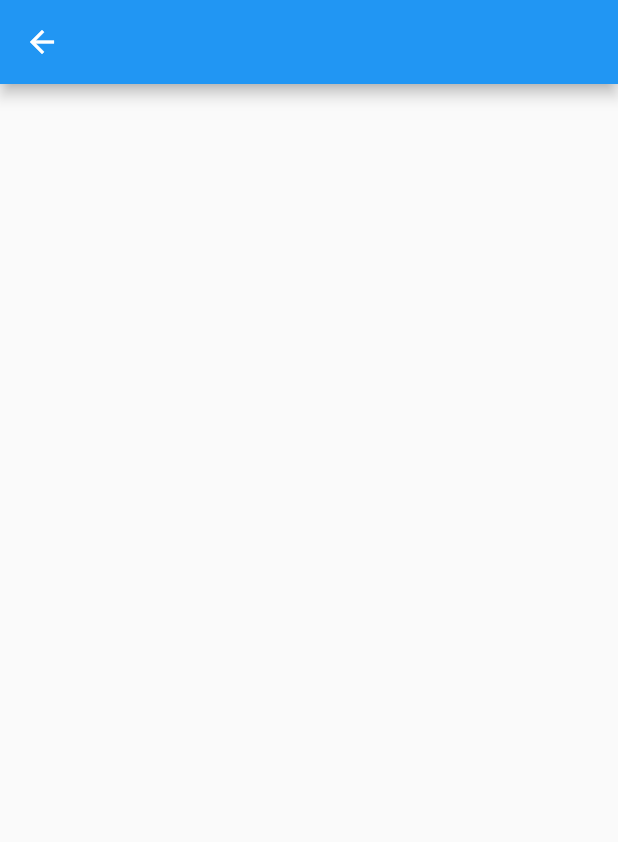
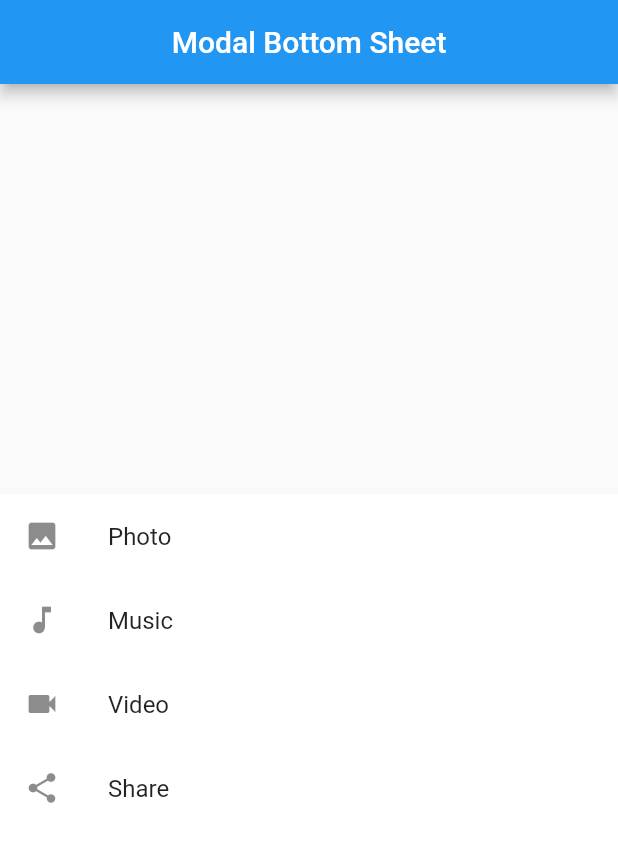
Before and after one commit to dagmawi202/Flutter_draggablescrollsheet, a Flutter app: the screen it shows after launch, after a tap on "Open Only", on a phone screen of 412 x 824 dp. Shown: the top 842 px of the screen. Run offline on Flutter 3.47's test engine with Material 2 defaults, Android fonts, the phone set to English and light mode, and no system bars.

Commit message:
Separate Impl of draggable scrollable and show modal forms

```diff
--- a/lib/comment_sheet.dart
+++ b/lib/comment_sheet.dart
@@ -9,12 +9,63 @@
 
 class _CommentSheetState extends State<CommentSheet> {
   @override
+  void initState() {
+    super.initState();
+  }
+
+  @override
+  @override
   Widget build(BuildContext context) {
-    return Scaffold(
-      appBar: AppBar(
-        title: const Text(''),
-      ),
-      body: Container(),
-    );
+    return DraggableScrollableSheet(
+        snap: true,
+        expand:
+            false, //This field specifies whether the widget should expand to fill the available space in its parent or not. The default value is true. We have not specified because we want it to be true.
+        initialChildSize:
+            0.6, //This field specifies the initial size of the bottom draggable sheet you want to appear on the fraction of the screen and takes a double value. Its default value is 0.5. Its value range from 0 – 1.0.
+        minChildSize:
+            0.5, //This field specifies the minimum size of the DraggableScrollableSheet widget that is when any user will scroll down to close the widget, the minimum height will appear. Its default value is 0.25 and ranges from 0 – 1.0.
+        maxChildSize:
+            0.9, // This field specifies the maximum size of the DraggableScrollableSheet widget that is when any user will scroll up to open the widget, the maximum height will appear. Its default value is 1.0 and ranges from 0 – 1.0. It also specifies the fraction of the screen to be occupied.
+        builder: (_, scrollController) {
+          return Container(
+              decoration: BoxDecoration(
+                color: Colors.white,
+              ),
+              child: Stack(children: [
+                Column(
+                    crossAxisAlignment: CrossAxisAlignment.center,
+                    mainAxisSize: MainAxisSize.min,
+                    children: <Widget>[
+                      ListTile(
+                        leading: new Icon(Icons.photo),
+                        title: new Text('Photo'),
+                        onTap: () {
+                          Navigator.pop(context);
+                        },
+                      ),
+                      ListTile(
+                        leading: new Icon(Icons.music_note),
+                        title: new Text('Music'),
+                        onTap: () {
+                          Navigator.pop(context);
+                        },
+                      ),
+                      ListTile(
+                        leading: new Icon(Icons.videocam),
+                        title: new Text('Video'),
+                        onTap: () {
+                          Navigator.pop(context);
+                        },
+                      ),
+                      ListTile(
+                        leading: new Icon(Icons.share),
+                        title: new Text('Share'),
+                        onTap: () {
+                          Navigator.pop(context);
+                        },
+                      ),
+                    ])
+              ]));
+        });
   }
 }
--- /dev/null
+++ b/lib/draggableScrollableSheet.dart
@@ -0,0 +1,16 @@
+import 'package:flutter/material.dart';
+
+class DraggableScrollableSheet extends StatelessWidget {
+
+  const DraggableScrollableSheet({ Key? key }) : super(key: key);
+
+  @override
+  Widget build(BuildContext context) {
+    return Scaffold(
+      appBar: AppBar(
+        title: const Text(''),
+      ),
+      body: Container(),
+    );
+  }
+}
```
Also changed, not shown: lib/main_dev.dart (added, +52 -0 lines).
